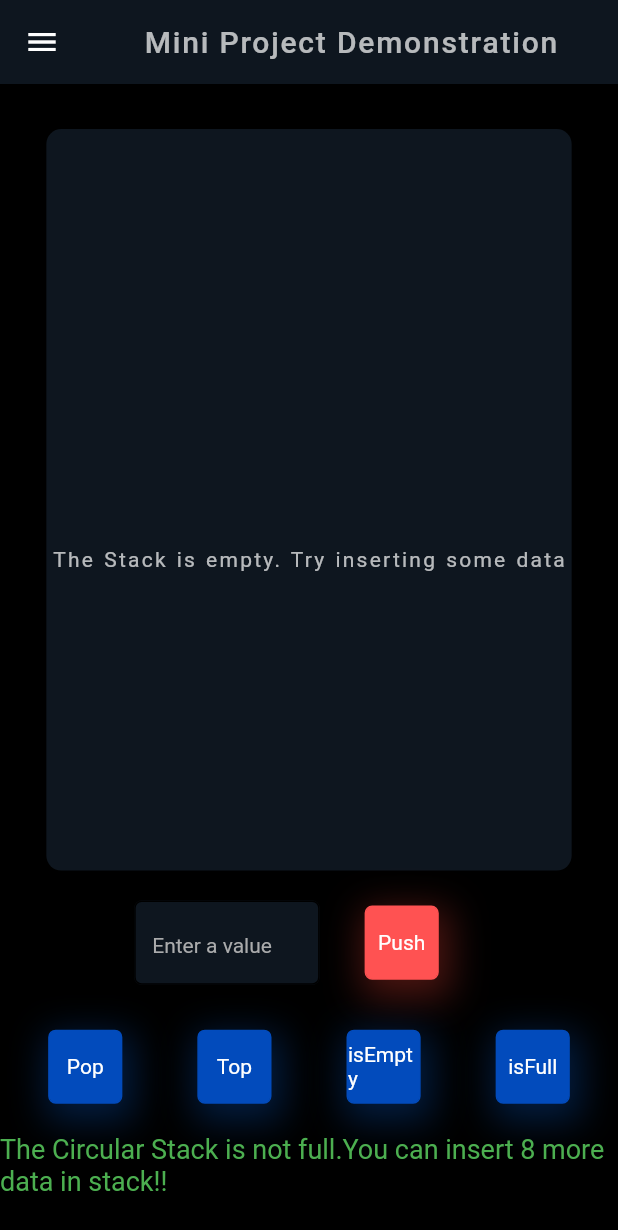
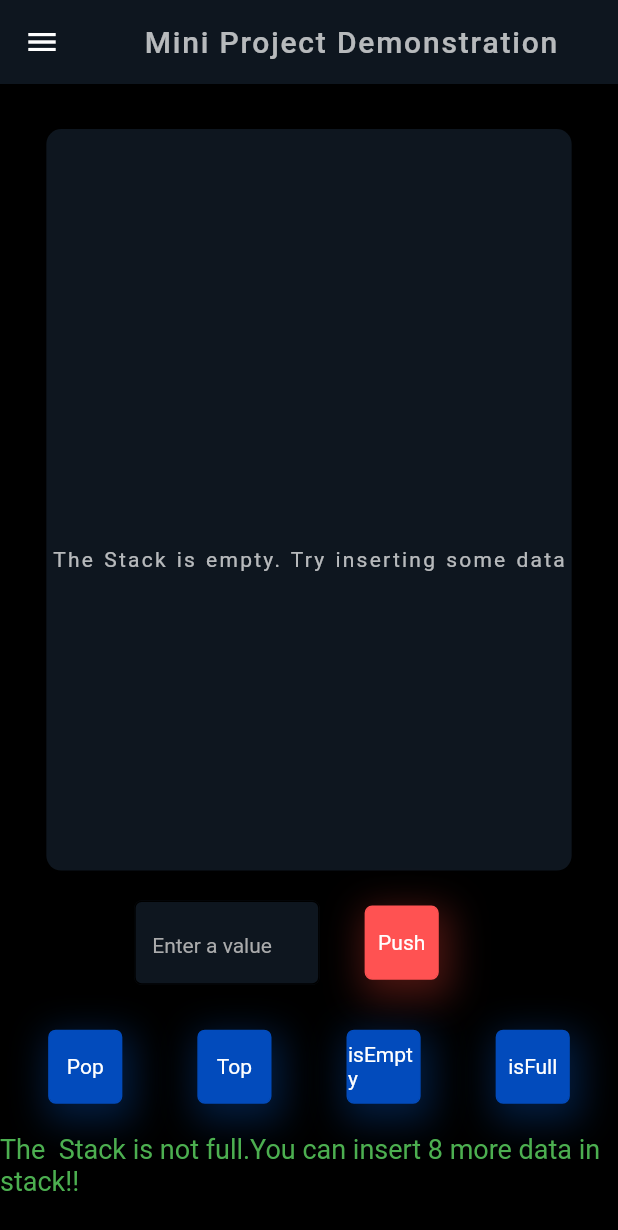
Before and after one commit to saugatadh/circularstack_miniproject, a Flutter app: the screen it shows after launch, after a tap on "Pop", after a tap on "isEmpty", after a tap on "isFull", on a phone screen of 412 x 824 dp. Shown: the top 1230 px of the screen. Run offline on Flutter 3.47's test engine with Material 2 defaults, Android fonts, the phone set to English and light mode, and no system bars; our stand-ins replace get.

Commit message:
comment updated

```diff
--- a/lib/homepage.dart
+++ b/lib/homepage.dart
@@ -130,7 +130,7 @@ class _MyHomePageState extends State<MyHomePage> {
                   CustomButton(text: 'Top',
                       ontap: (){
                           setState(() {
-                             result = '${object.top()} is the top value of Circular Stack';
+                             result = '${object.top()} is the top value of  Stack';
                           });
 
                       },
@@ -140,11 +140,11 @@ class _MyHomePageState extends State<MyHomePage> {
                     ontap: (){
                       if(object.isEmpty()==true){
                           setState(() {
-                            result = 'The circular Stack is empty!!';
+                            result = 'The  Stack is empty!!';
                           });
                       }else{
                         setState(() {
-                          result = 'The Circular Stack is not empty!!';
+                          result = 'The  Stack is not empty!!';
                         });
                       }
                     },
@@ -155,11 +155,11 @@ class _MyHomePageState extends State<MyHomePage> {
                     ontap: (){
                         if(object.counter==MAX_STACK_SIZE){
                           setState(() {
-                            result = 'The circular Stack is Full!!';
+                            result = 'The  Stack is Full!!';
                           });
                       }else{
                         setState(() {
-                          result = 'The Circular Stack is not full.You can insert ${MAX_STACK_SIZE - object.counter} more data in stack!!';
+                          result = 'The  Stack is not full.You can insert ${MAX_STACK_SIZE - object.counter} more data in stack!!';
                         });
                       }
                     },
```
Also changed, not shown: lib/stack.dart (+9 -6 lines).
